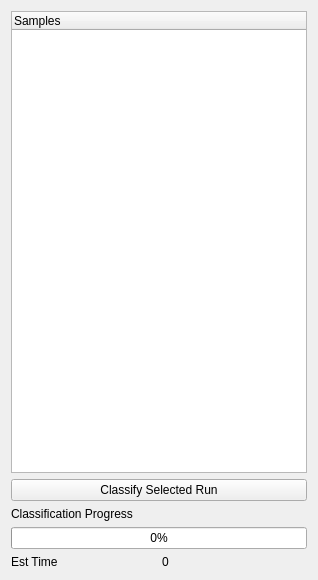
First picture: the form in pyqt_designer/run_organizer.ui, repository Hauptman-Woodward/Marco_Polo, before the edit.
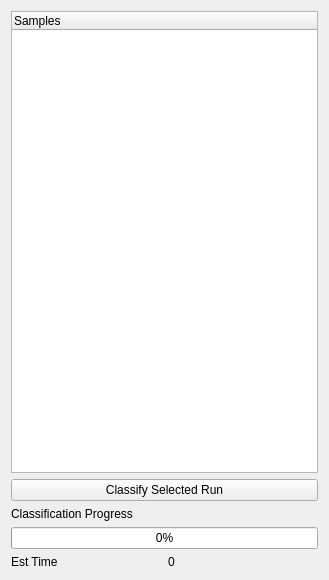
Second picture: the form after the edit. Custom widgets are drawn as their Qt base class.

Diff of the .ui file:
```diff
--- a/pyqt_designer/run_organizer.ui
+++ b/pyqt_designer/run_organizer.ui
@@ -6,7 +6,7 @@
    <rect>
     <x>0</x>
     <y>0</y>
-    <width>318</width>
+    <width>329</width>
     <height>580</height>
    </rect>
   </property>
@@ -43,6 +43,23 @@
        <height>0</height>
       </size>
      </property>
+     <property name="font">
+      <font>
+       <stylestrategy>PreferDefault</stylestrategy>
+      </font>
+     </property>
+     <property name="sizeAdjustPolicy">
+      <enum>QAbstractScrollArea::AdjustToContents</enum>
+     </property>
+     <property name="alternatingRowColors">
+      <bool>false</bool>
+     </property>
+     <property name="selectionMode">
+      <enum>QAbstractItemView::SingleSelection</enum>
+     </property>
+     <property name="wordWrap">
+      <bool>true</bool>
+     </property>
      <column>
       <property name="text">
        <string>Samples</string>
```
